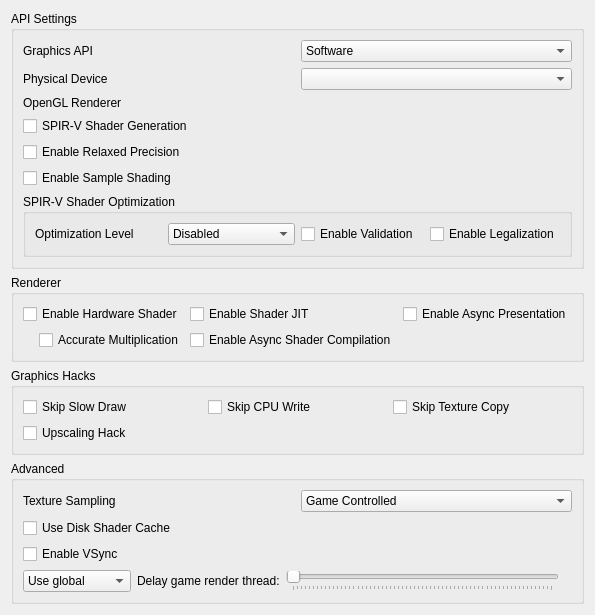
yeager/Borked3DS, file src/citra_qt/configuration/configure_graphics.ui: the form before one commit.
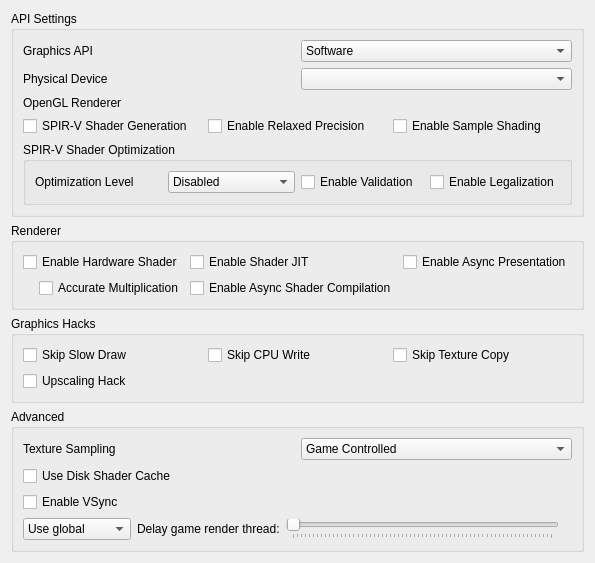
The form after the commit.

Commit message: citra_qt: Rearrange some UI elements

```diff
--- a/src/citra_qt/configuration/configure_graphics.ui
+++ b/src/citra_qt/configuration/configure_graphics.ui
@@ -130,13 +130,15 @@
        </widget>
       </item>
       <item>
+       <layout class="QGridLayout" name="gridLayout_3">
+        <item row="0" column="0">
        <widget class="QCheckBox" name="spirv_shader_gen">
         <property name="text">
          <string>SPIR-V Shader Generation</string>
         </property>
        </widget>
       </item>
-      <item>
+        <item row="0" column="1">
        <widget class="QCheckBox" name="toggle_relaxed_precision">
         <property name="toolTip">
          <string>&lt;html&gt;&lt;head/&gt;&lt;body&gt;&lt;p&gt;Optimizes shader code by allowing certain floating-point operations to use reduced precision. Can improve performance by reducing memory bandwidth and computational requirements. May cause issues on certain GPUs.&lt;/p&gt;&lt;/body&gt;&lt;/html&gt;</string>
@@ -146,7 +148,7 @@
         </property>
        </widget>
       </item>
-      <item>
+        <item row="0" column="2">
        <widget class="QCheckBox" name="sample_shading">
         <property name="toolTip">
          <string>&lt;html&gt;&lt;head/&gt;&lt;body&gt;&lt;p&gt;Enables a Vulkan extension that may improve the rendering quality, at the cost of some performance.&lt;/p&gt;&lt;p&gt;Requires a relatively powerful GPU for better performance.&lt;/p&gt;&lt;/body&gt;&lt;/html&gt;</string>
@@ -155,6 +157,8 @@
          <string>Enable Sample Shading</string>
         </property>
        </widget>
+        </item>
+       </layout>
       </item>
       <item>
        <widget class="QGroupBox" name="widget_optimize_spirv">
```
Lines whose indentation alone changed are shown as unchanged. The commit also changes 1 other file.
